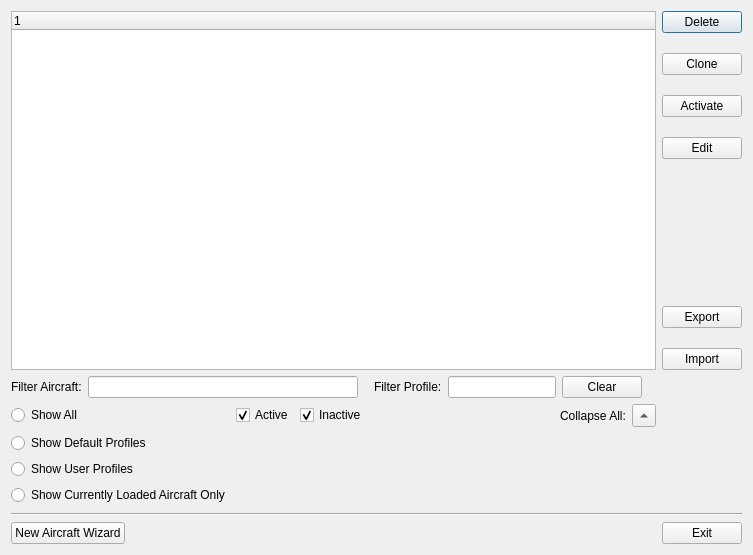
Before: the Qt Designer form SM/profile_manager.ui in walmis/VPforce-TelemFFB, drawn with Qt 5.
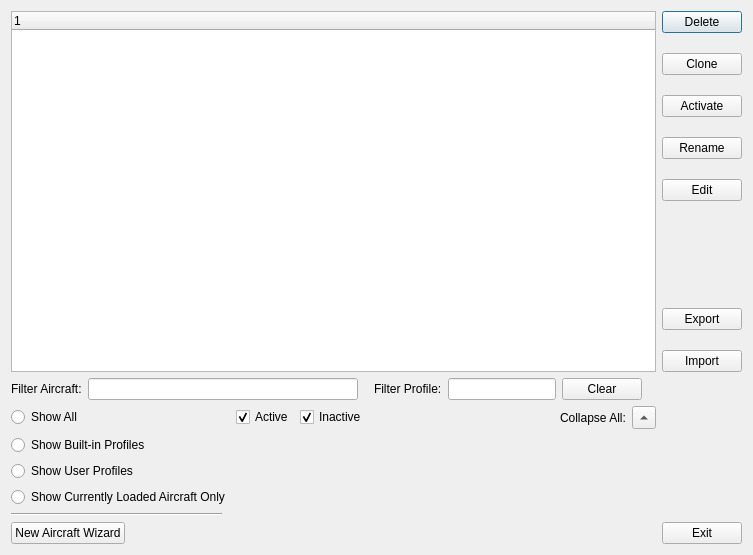
After: the same form once the commit is applied. Custom widgets are drawn as their Qt base class.

Commit message: add profile rename capability

Diff of the .ui file:
```diff
--- a/SM/profile_manager.ui
+++ b/SM/profile_manager.ui
@@ -14,7 +14,7 @@
    <string>TelemFFB Profile Manager</string>
   </property>
   <layout class="QGridLayout" name="gridLayout_2">
-   <item row="0" column="0" colspan="2">
+   <item row="0" column="0" colspan="3">
     <widget class="QTreeWidget" name="treeWidget">
      <property name="minimumSize">
       <size>
@@ -29,7 +29,7 @@
      </column>
     </widget>
    </item>
-   <item row="0" column="2">
+   <item row="0" column="3">
     <layout class="QVBoxLayout" name="verticalLayout">
      <property name="spacing">
       <number>20</number>
@@ -76,8 +76,30 @@
        </property>
       </widget>
      </item>
+     <item>
+      <widget class="StyledButton" name="pb_Rename">
+       <property name="sizePolicy">
+        <sizepolicy hsizetype="Maximum" vsizetype="Fixed">
+         <horstretch>0</horstretch>
+         <verstretch>0</verstretch>
+        </sizepolicy>
+       </property>
+       <property name="toolTip">
+        <string>&lt;html&gt;&lt;head/&gt;&lt;body&gt;&lt;p&gt;Rename Profile&lt;/p&gt;&lt;/body&gt;&lt;/html&gt;Q</string>
+       </property>
+       <property name="text">
+        <string>Rename</string>
+       </property>
+      </widget>
+     </item>
      <item>
       <widget class="StyledButton" name="pb_Edit">
+       <property name="sizePolicy">
+        <sizepolicy hsizetype="Maximum" vsizetype="Fixed">
+         <horstretch>0</horstretch>
+         <verstretch>0</verstretch>
+        </sizepolicy>
+       </property>
        <property name="toolTip">
         <string>&lt;html&gt;&lt;head/&gt;&lt;body&gt;&lt;p&gt;Open the selected profile in the offline editor&lt;/p&gt;&lt;/body&gt;&lt;/html&gt;</string>
        </property>
@@ -133,7 +155,7 @@
      </item>
     </layout>
    </item>
-   <item row="1" column="0" colspan="2">
+   <item row="1" column="0" colspan="3">
     <layout class="QHBoxLayout" name="horizontalLayout">
      <property name="rightMargin">
       <number>14</number>
@@ -197,7 +219,7 @@
      </item>
     </layout>
    </item>
-   <item row="2" column="0" colspan="2">
+   <item row="2" column="0" colspan="3">
     <layout class="QGridLayout" name="gridLayout">
      <item row="0" column="0">
       <widget class="QRadioButton" name="rb_showAll">
@@ -269,7 +291,7 @@
      <item row="1" column="0">
       <widget class="QRadioButton" name="rb_showDefaults">
        <property name="text">
-        <string>Show Default Profiles</string>
+        <string>Show Built-in Profiles</string>
        </property>
        <attribute name="buttonGroup">
         <string notr="true">filterButtonGroup</string>
@@ -340,6 +362,13 @@
      </item>
     </layout>
    </item>
+   <item row="3" column="0">
+    <widget class="Line" name="line">
+     <property name="orientation">
+      <enum>Qt::Horizontal</enum>
+     </property>
+    </widget>
+   </item>
    <item row="3" column="1">
     <spacer name="verticalSpacer">
      <property name="orientation">
@@ -356,14 +385,7 @@
      </property>
     </spacer>
    </item>
-   <item row="4" column="0" colspan="3">
-    <widget class="Line" name="line">
-     <property name="orientation">
-      <enum>Qt::Horizontal</enum>
-     </property>
-    </widget>
-   </item>
-   <item row="5" column="0" colspan="3">
+   <item row="4" column="0" colspan="4">
     <layout class="QHBoxLayout" name="horizontalLayout_2">
      <item>
       <widget class="QPushButton" name="pb_newAircraft">
```
Left out of the diff: 6 changed lines with no effect on the pictures. The commit also changes 3 other files.
